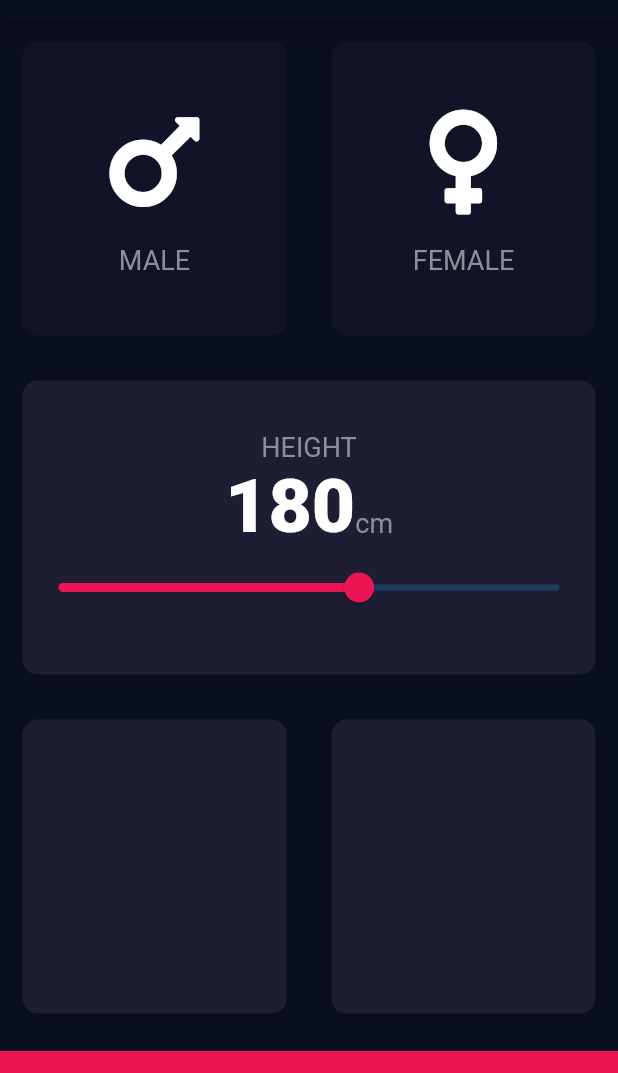
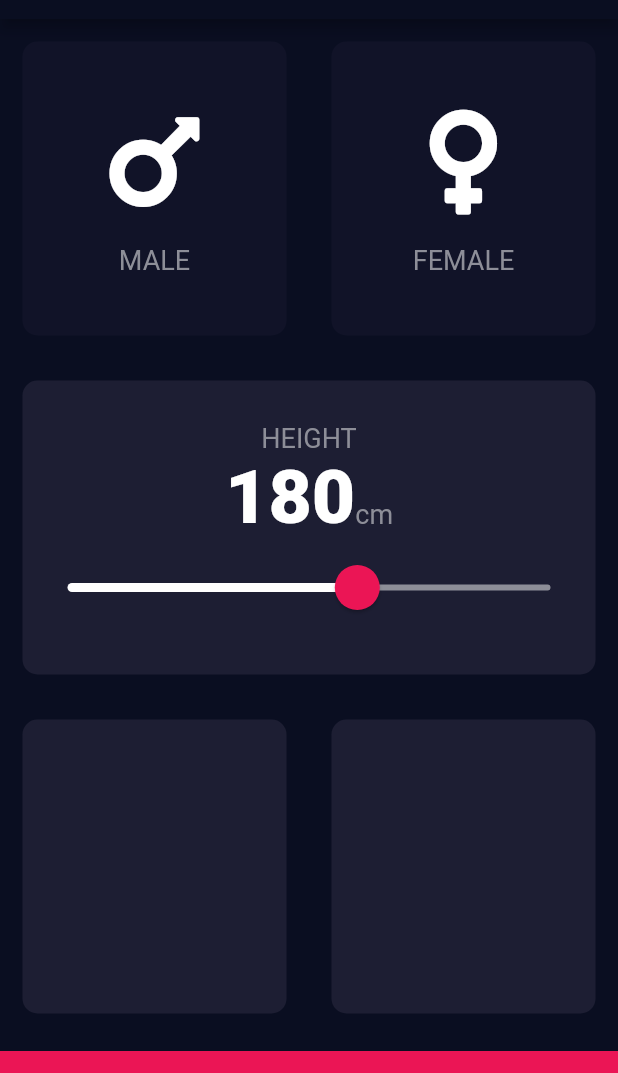
Before and after one commit to jlemanski1/BMI-Calculator, a Flutter app: the screen it shows after launch, on a phone screen of 412 x 824 dp, the part 65-1138 px from its top. Run offline on Flutter 3.47's test engine with Material 2 defaults, Android fonts, the phone set to English and light mode, and no system bars; our stand-ins replace font_awesome_flutter.

Commit message:
Overrided slider theme to more closely match design

```diff
--- a/bmi_calculator/lib/input_page.dart
+++ b/bmi_calculator/lib/input_page.dart
@@ -69,7 +69,6 @@
             child: Column(
               mainAxisAlignment: MainAxisAlignment.center,
               children: <Widget>[
-
                 Text(
                   'HEIGHT',
                   style: kLabelTextStyle
@@ -89,9 +88,17 @@
                     ),
                   ],
                 ),
-                Slider(
+                SliderTheme(
+                  data: SliderTheme.of(context).copyWith(
+                    activeTrackColor: Colors.white,
+                    inactiveTrackColor: Color(0xFF8D8E98),
+                    overlayColor: Color(0x29EB1555),
+                    thumbColor: Color(0xFFEB1555),
+                    thumbShape: RoundSliderThumbShape(enabledThumbRadius: 15.0),
+                    overlayShape: RoundSliderOverlayShape(overlayRadius: 30.0),
+                  ),
+                  child: Slider(
                     value: height.toDouble(),
-                  activeColor: Color(0xFFEB1555),
                     min: 120.0,
                     max: 220.0,
                     onChanged: (double newValue) {
@@ -99,6 +106,7 @@
                         height = newValue.round();
                       });
                     },
+                  ),
                 ),
               ],
               ),
```
Also changed, not shown: 4 other files. Lines whose indentation alone changed are shown as unchanged.
